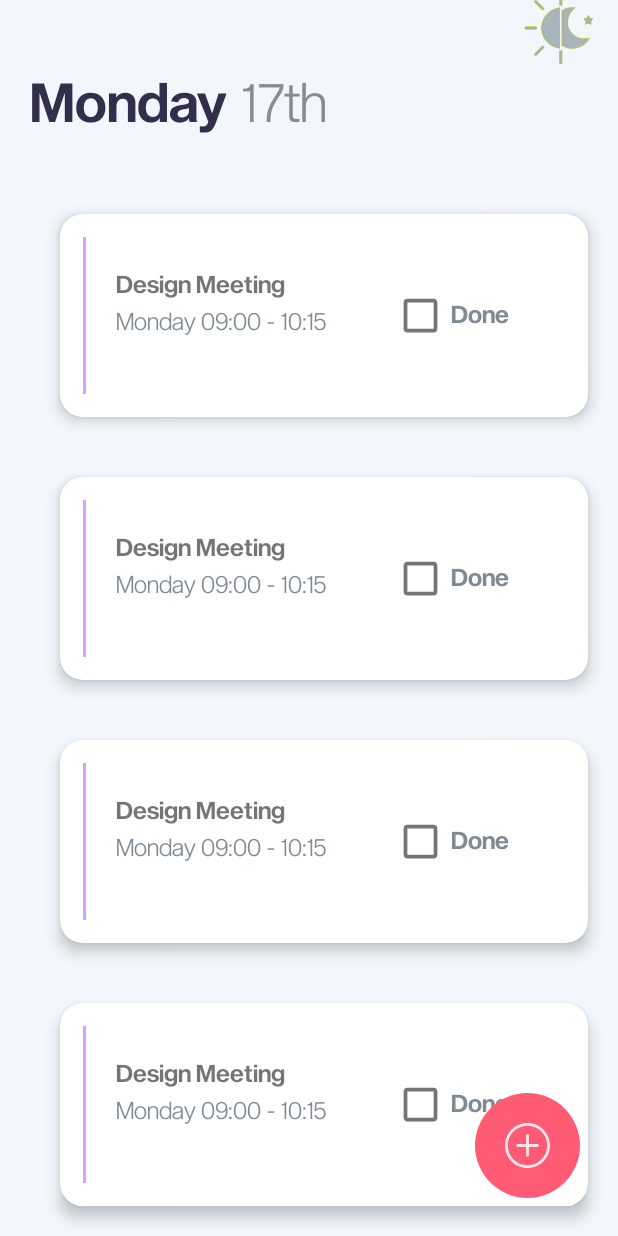
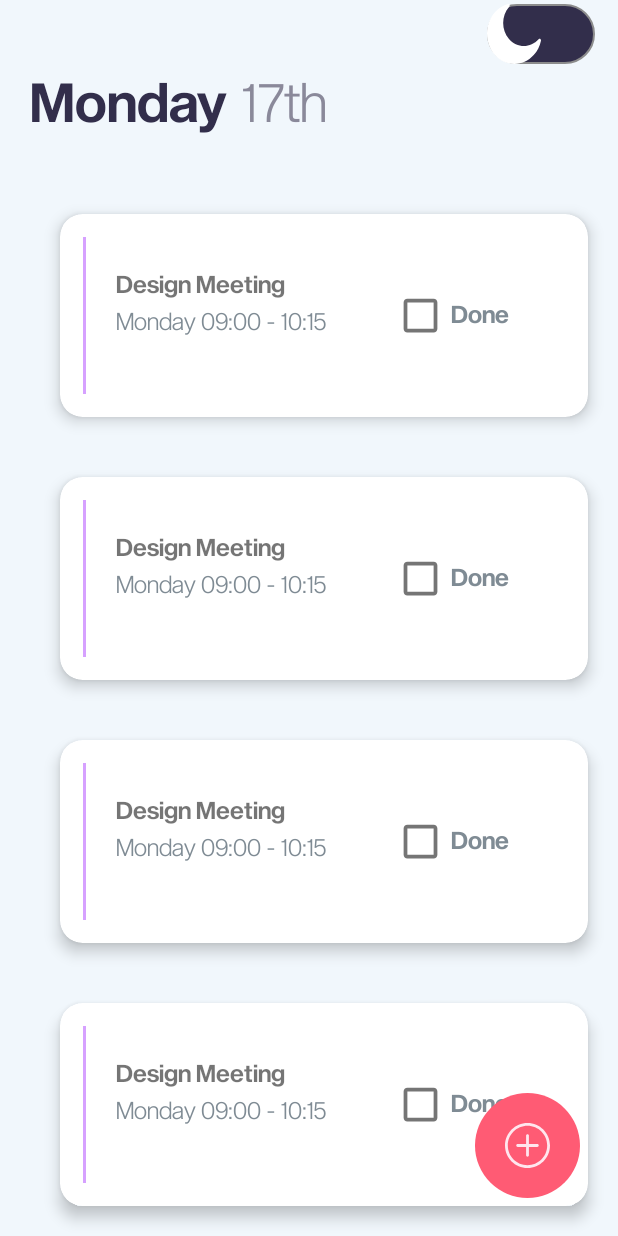
Before and after one commit to aya155/TODO-Application, an Android app: the screen it shows after launch (TabActivity), on a phone screen of 412 x 824 dp. Run offline under Robolectric (Android 15) with nearby library versions, the phone set to English and light mode, and no system bars.

Commit message:
Refactoring theme mode

```diff
--- a/app/src/main/res/drawable/custom_thumb.xml
+++ b/app/src/main/res/drawable/custom_thumb.xml
@@ -1,22 +1,10 @@
 <?xml version="1.0" encoding="utf-8"?>
 <selector
     xmlns:android="http://schemas.android.com/apk/res/android">
-    <item android:state_checked="false">
-        <shape android:shape="oval">
-            <solid android:color="#ffffff"/>
-            <size android:width="36sp"
-                android:height="36sp"/>
-            <stroke android:width="4dp"
-                android:color="#322e4b"/>
-        </shape>
+    <item android:state_checked="false" android:drawable="@drawable/ic_moon">
+
     </item>
-    <item android:state_checked="true">
-        <shape android:shape="oval">
-            <solid android:color="#322e4b"/>
-            <size android:width="36sp"
-                android:height="36sp"/>
-            <stroke android:width="4dp"
-                android:color="#ffffff"/>
-        </shape>
+    <item android:state_checked="true" android:drawable="@drawable/ic_sun">
+
     </item>
 </selector>
--- a/app/src/main/res/drawable/custom_track.xml
+++ b/app/src/main/res/drawable/custom_track.xml
@@ -5,15 +5,15 @@
             <corners android:radius="100sp" />
             <solid android:color="#322e4b" />
             <stroke android:color="#8c8c8c" android:width="1dp"/>
-            <size android:height="20dp" />
+            <size android:height="40dp" />
         </shape>
     </item>
     <item android:state_checked="true">
-        <shape android:shape="rectangle">
+        <shape android:shape="rectangle" >
             <corners android:radius="100sp" />
             <solid android:color="#ffffff" />
             <stroke android:color="#8c8c8c" android:width="1dp"/>
-            <size android:height="20dp" />
+            <size android:height="40dp" />
         </shape>
     </item>
 </selector>
--- a/app/src/main/res/drawable/ic_back_button.xml
+++ b/app/src/main/res/drawable/ic_back_button.xml
@@ -1,6 +1,6 @@
 <vector xmlns:android="http://schemas.android.com/apk/res/android"
-    android:width="36dp"
-    android:height="36dp"
+    android:width="5dp"
+    android:height="5dp"
     android:viewportWidth="512"
     android:viewportHeight="512">
   <path
--- /dev/null
+++ b/app/src/main/res/drawable/ic_iconfinder_7076593_night_mode_crescent_night_moon_sleep_icon.xml
@@ -0,0 +1,5 @@
+<vector android:height="24dp" android:viewportHeight="62.166"
+    android:viewportWidth="62.166" android:width="24dp" xmlns:android="http://schemas.android.com/apk/res/android">
+    <path android:fillColor="#FF000000" android:pathData="M31.083,0C13.944,0 0,13.944 0,31.083c0,17.14 13.944,31.083 31.083,31.083c17.14,0 31.083,-13.943 31.083,-31.083C62.166,13.944 48.223,0 31.083,0zM31.083,59.166C15.598,59.166 3,46.568 3,31.083C3,15.598 15.598,3 31.083,3c15.485,0 28.083,12.598 28.083,28.083C59.166,46.568 46.568,59.166 31.083,59.166z"/>
+    <path android:fillColor="#FF000000" android:pathData="M51.387,37.81c-0.427,-0.448 -1.081,-0.588 -1.652,-0.356c-2.253,0.917 -4.62,1.382 -7.035,1.382c-10.292,0 -18.666,-8.374 -18.666,-18.666c0,-2.721 0.592,-5.37 1.761,-7.873c0.261,-0.559 0.153,-1.221 -0.272,-1.668c-0.425,-0.447 -1.081,-0.588 -1.653,-0.355c-8.203,3.341 -13.502,11.217 -13.502,20.063c0,11.947 9.72,21.667 21.667,21.667c8.371,0 16.075,-4.917 19.626,-12.525C51.92,38.918 51.812,38.256 51.387,37.81zM32.033,49.003c-10.293,0 -18.667,-8.374 -18.667,-18.667c0,-6.366 3.187,-12.148 8.354,-15.558c-0.457,1.756 -0.688,3.559 -0.688,5.391c0,11.947 9.719,21.666 21.666,21.666c1.469,0 2.921,-0.147 4.348,-0.441C43.567,46.105 37.997,49.003 32.033,49.003z"/>
+</vector>
--- /dev/null
+++ b/app/src/main/res/drawable/ic_moon.xml
@@ -0,0 +1,4 @@
+<vector android:height="36dp" android:viewportHeight="913.059"
+    android:viewportWidth="913.059" android:width="36dp" xmlns:android="http://schemas.android.com/apk/res/android">
+    <path android:fillColor="#ffffff" android:pathData="M789.581,777.485c62.73,-62.73 103.652,-139.002 122.785,-219.406c5.479,-23.031 -22.826,-38.58 -39.524,-21.799c-0.205,0.207 -0.41,0.412 -0.615,0.617c-139.57,139.57 -367.531,136.879 -503.693,-8.072c-128.37,-136.658 -126.685,-348.817 3.673,-483.579c1.644,-1.699 3.3,-3.378 4.97,-5.037c16.744,-16.635 1.094,-44.811 -21.869,-39.354c-79.689,18.938 -155.326,59.276 -217.75,121.035c-182.518,180.576 -183.546,473.345 -2.245,655.14C315.821,958.032 608.883,958.182 789.581,777.485z"/>
+</vector>
--- /dev/null
+++ b/app/src/main/res/drawable/ic_night_mode.xml
@@ -0,0 +1,6 @@
+<vector android:height="36dp" android:viewportHeight="512"
+    android:viewportWidth="512" android:width="36dp" xmlns:android="http://schemas.android.com/apk/res/android">
+    <path android:fillColor="#f8f7f7" android:pathData="m346,61c-8.291,0 -15,6.709 -15,15s6.709,15 15,15c24.814,0 45,20.186 45,45 0,8.291 6.709,15 15,15s15,-6.709 15,-15c0,-24.814 20.186,-45 45,-45 8.291,0 15,-6.709 15,-15s-6.709,-15 -15,-15c-24.814,0 -45,-21.186 -45,-46 0,-8.291 -6.709,-15 -15,-15s-15,6.709 -15,15c0,24.814 -20.186,46 -45,46z"/>
+    <path android:fillColor="#f8f7f7" android:pathData="m181,196c0,8.291 6.709,15 15,15 41.353,0 75,33.647 75,75 0,8.291 6.709,15 15,15s15,-6.709 15,-15c0,-41.353 33.647,-75 75,-75 8.291,0 15,-6.709 15,-15s-6.709,-15 -15,-15c-41.353,0 -75,-33.647 -75,-75 0,-8.291 -6.709,-15 -15,-15s-15,6.709 -15,15c0,41.353 -33.647,75 -75,75 -8.291,0 -15,6.709 -15,15z"/>
+    <path android:fillColor="#f8f7f7" android:pathData="m256,512c126.738,0 238.71,-95.717 255.864,-221.298 0.937,-6.943 -3.032,-13.594 -9.565,-16.069 -6.563,-2.476 -13.945,-0.103 -17.798,5.742 -33.531,50.479 -93.076,80.625 -153.501,80.625 -99.258,0 -180,-80.742 -180,-180 0,-60.425 30.146,-119.987 80.624,-153.517 5.831,-3.867 8.218,-11.25 5.743,-17.798 -2.476,-6.533 -9.155,-10.43 -16.069,-9.565 -125.581,17.153 -221.298,129.142 -221.298,255.88 0,140.61 115.39,256 256,256z"/>
+</vector>
--- /dev/null
+++ b/app/src/main/res/drawable/ic_sun.xml
@@ -0,0 +1,33 @@
+<vector xmlns:android="http://schemas.android.com/apk/res/android"
+    android:width="36dp"
+    android:height="36dp"
+    android:viewportWidth="45.16"
+    android:viewportHeight="45.16">
+  <path
+      android:fillColor="#ffd347"
+      android:pathData="M22.58,11.269c-6.237,0 -11.311,5.075 -11.311,11.312s5.074,11.312 11.311,11.312c6.236,0 11.311,-5.074 11.311,-11.312S28.816,11.269 22.58,11.269z"/>
+  <path
+      android:fillColor="#ffd347"
+      android:pathData="M22.58,7.944c-1.219,0 -2.207,-0.988 -2.207,-2.206V2.207C20.373,0.988 21.361,0 22.58,0c1.219,0 2.207,0.988 2.207,2.207v3.531C24.787,6.956 23.798,7.944 22.58,7.944z"/>
+  <path
+      android:fillColor="#ffd347"
+      android:pathData="M22.58,37.215c-1.219,0 -2.207,0.988 -2.207,2.207v3.53c0,1.22 0.988,2.208 2.207,2.208c1.219,0 2.207,-0.988 2.207,-2.208v-3.53C24.787,38.203 23.798,37.215 22.58,37.215z"/>
+  <path
+      android:fillColor="#ffd347"
+      android:pathData="M32.928,12.231c-0.861,-0.862 -0.861,-2.259 0,-3.121l2.497,-2.497c0.861,-0.861 2.259,-0.861 3.121,0c0.862,0.862 0.862,2.26 0,3.121l-2.497,2.497C35.188,13.093 33.791,13.093 32.928,12.231z"/>
+  <path
+      android:fillColor="#ffd347"
+      android:pathData="M12.231,32.93c-0.862,-0.863 -2.259,-0.863 -3.121,0l-2.497,2.496c-0.861,0.861 -0.862,2.26 0,3.121c0.862,0.861 2.26,0.861 3.121,0l2.497,-2.498C13.093,35.188 13.093,33.79 12.231,32.93z"/>
+  <path
+      android:fillColor="#ffd347"
+      android:pathData="M37.215,22.58c0,-1.219 0.988,-2.207 2.207,-2.207h3.531c1.219,0 2.207,0.988 2.207,2.207c0,1.219 -0.988,2.206 -2.207,2.206h-3.531C38.203,24.786 37.215,23.799 37.215,22.58z"/>
+  <path
+      android:fillColor="#ffd347"
+      android:pathData="M7.944,22.58c0,-1.219 -0.988,-2.207 -2.207,-2.207h-3.53C0.988,20.373 0,21.361 0,22.58c0,1.219 0.988,2.206 2.207,2.206h3.531C6.956,24.786 7.944,23.799 7.944,22.58z"/>
+  <path
+      android:fillColor="#ffd347"
+      android:pathData="M32.928,32.93c0.862,-0.861 2.26,-0.861 3.121,0l2.497,2.497c0.862,0.86 0.862,2.259 0,3.12s-2.259,0.861 -3.121,0l-2.497,-2.497C32.066,35.188 32.066,33.791 32.928,32.93z"/>
+  <path
+      android:fillColor="#ffd347"
+      android:pathData="M12.231,12.231c0.862,-0.862 0.862,-2.259 0,-3.121L9.734,6.614c-0.862,-0.862 -2.259,-0.862 -3.121,0c-0.862,0.861 -0.862,2.259 0,3.12l2.497,2.497C9.972,13.094 11.369,13.094 12.231,12.231z"/>
+</vector>
--- a/app/src/main/res/layout/fragment_home.xml
+++ b/app/src/main/res/layout/fragment_home.xml
@@ -22,27 +22,27 @@
             android:layout_height="wrap_content">
 
 
-<!--            <androidx.appcompat.widget.SwitchCompat-->
-<!--                android:id="@+id/lightDarkImage"-->
-<!--                android:layout_width="80dp"-->
-<!--                app:showText="false"-->
-<!--                android:textSize="20sp"-->
-<!--                android:layout_margin="15dp"-->
-<!--                android:fontFamily="@font/sequel_sans_semi_bold_disp"-->
-<!--                app:track="@drawable/custom_track"-->
-<!--                android:thumb="@drawable/custom_thumb"-->
-<!--                android:layout_height="30sp"-->
-<!--                app:layout_constraintEnd_toEndOf="parent"-->
-<!--                app:layout_constraintTop_toTopOf="parent" />-->
-                <ImageButton
-                    android:id="@+id/lightDarkImage"
-                    android:layout_width="wrap_content"
-                    android:layout_height="wrap_content"
-                    android:background="#00ffffff"
-                    android:layout_margin="15dp"
-                    android:src="@drawable/ic_light_dark_mode"
-                    app:layout_constraintEnd_toEndOf="parent"
-                    app:layout_constraintTop_toTopOf="parent" />
+            <androidx.appcompat.widget.SwitchCompat
+                android:id="@+id/lightDarkImage"
+                android:layout_width="80dp"
+                app:showText="false"
+                android:textSize="20sp"
+                android:layout_margin="15dp"
+                android:fontFamily="@font/sequel_sans_semi_bold_disp"
+                app:track="@drawable/custom_track"
+                android:thumb="@drawable/custom_thumb"
+                android:layout_height="40sp"
+                app:layout_constraintEnd_toEndOf="parent"
+                app:layout_constraintTop_toTopOf="parent" />
+<!--                <ImageButton-->
+<!--                    android:id="@+id/lightDarkImage"-->
+<!--                    android:layout_width="wrap_content"-->
+<!--                    android:layout_height="wrap_content"-->
+<!--                    android:background="#00ffffff"-->
+<!--                    android:layout_margin="15dp"-->
+<!--                    android:src="@drawable/ic_light_dark_mode"-->
+<!--                    app:layout_constraintEnd_toEndOf="parent"-->
+<!--                    app:layout_constraintTop_toTopOf="parent" />-->
 
                 <TextView
                     android:id="@+id/dayText"
```
